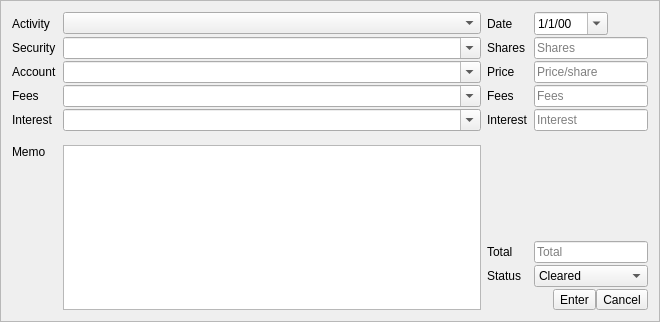
KDE/kmymoney, file kmymoney/views/investtransactioneditor.ui: the form before one commit.
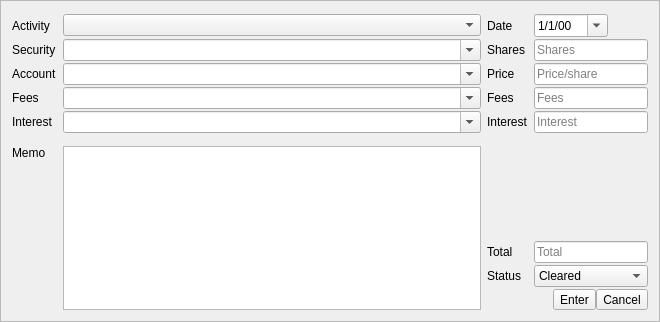
The form after the commit. Custom widgets are drawn as their Qt base class.

Commit message: Provide message widget for investment transaction editor

The edit to the form file:
```diff
--- a/kmymoney/views/investtransactioneditor.ui
+++ b/kmymoney/views/investtransactioneditor.ui
@@ -20,7 +20,7 @@
    <property name="verticalSpacing">
     <number>2</number>
    </property>
-   <item row="2" column="3">
+   <item row="4" column="3">
     <widget class="AmountEdit" name="priceAmountEdit">
      <property name="sizePolicy">
       <sizepolicy hsizetype="Expanding" vsizetype="Fixed">
@@ -36,7 +36,7 @@
      </property>
     </widget>
    </item>
-   <item row="7" column="3">
+   <item row="9" column="3">
     <widget class="AmountEdit" name="totalAmountEdit">
      <property name="sizePolicy">
       <sizepolicy hsizetype="Expanding" vsizetype="Fixed">
@@ -55,14 +55,14 @@
      </property>
     </widget>
    </item>
-   <item row="4" column="2">
+   <item row="6" column="2">
     <widget class="QLabel" name="interestAmountLabel">
      <property name="text">
       <string>Interest</string>
      </property>
     </widget>
    </item>
-   <item row="0" column="3">
+   <item row="2" column="3">
     <layout class="QHBoxLayout" name="horizontalLayout_4">
      <item>
       <widget class="KMyMoneyDateEdit" name="dateEdit">
@@ -89,35 +89,35 @@
      </item>
     </layout>
    </item>
-   <item row="2" column="0">
+   <item row="4" column="0">
     <widget class="QLabel" name="accountLabel">
      <property name="text">
       <string>Account</string>
      </property>
     </widget>
    </item>
-   <item row="1" column="0">
+   <item row="3" column="0">
     <widget class="QLabel" name="securityLabel">
      <property name="text">
       <string>Security</string>
      </property>
     </widget>
    </item>
-   <item row="3" column="2">
+   <item row="5" column="2">
     <widget class="QLabel" name="feesAmountLabel">
      <property name="text">
       <string>Fees</string>
      </property>
     </widget>
    </item>
-   <item row="8" column="2">
+   <item row="10" column="2">
     <widget class="QLabel" name="statusLabel">
      <property name="text">
       <string>Status</string>
      </property>
     </widget>
    </item>
-   <item row="3" column="1">
+   <item row="5" column="1">
     <widget class="KMyMoneyAccountCombo" name="feesCombo">
      <property name="editable">
       <bool>true</bool>
@@ -130,7 +130,7 @@
      </property>
     </widget>
    </item>
-   <item row="8" column="3">
+   <item row="10" column="3">
     <widget class="QComboBox" name="statusCombo">
      <item>
       <property name="text">
@@ -139,14 +139,14 @@
      </item>
     </widget>
    </item>
-   <item row="2" column="2">
+   <item row="4" column="2">
     <widget class="QLabel" name="priceLabel">
      <property name="text">
-      <string>Price</string>
+      <string notr="true">Price</string>
      </property>
     </widget>
    </item>
-   <item row="6" column="0">
+   <item row="8" column="0">
     <widget class="QLabel" name="memoLabel">
      <property name="text">
       <string>Memo</string>
@@ -156,7 +156,7 @@
      </property>
     </widget>
    </item>
-   <item row="4" column="3">
+   <item row="6" column="3">
     <widget class="AmountEdit" name="interestAmountEdit">
      <property name="sizePolicy">
       <sizepolicy hsizetype="Expanding" vsizetype="Fixed">
@@ -172,17 +172,17 @@
      </property>
     </widget>
    </item>
-   <item row="1" column="2">
+   <item row="3" column="2">
     <widget class="QLabel" name="sharesLabel">
      <property name="text">
-      <string>Shares</string>
+      <string notr="true">Shares</string>
      </property>
     </widget>
    </item>
-   <item row="0" column="1">
-    <widget class="QComboBox" name="activityCombo"/>
-   </item>
    <item row="2" column="1">
+    <widget class="QComboBox" name="activityCombo"/>
+   </item>
+   <item row="4" column="1">
     <widget class="KMyMoneyAccountCombo" name="accountCombo">
      <property name="editable">
       <bool>true</bool>
@@ -195,42 +195,42 @@
      </property>
     </widget>
    </item>
-   <item row="3" column="0">
+   <item row="5" column="0">
     <widget class="QLabel" name="feesLabel">
      <property name="text">
       <string>Fees</string>
      </property>
     </widget>
    </item>
-   <item row="7" column="2">
+   <item row="9" column="2">
     <widget class="QLabel" name="totalLabel">
      <property name="text">
       <string>Total</string>
      </property>
     </widget>
    </item>
-   <item row="6" column="1" rowspan="4">
+   <item row="8" column="1" rowspan="4">
     <widget class="QPlainTextEdit" name="memoEdit">
      <property name="tabChangesFocus">
       <bool>true</bool>
      </property>
     </widget>
    </item>
-   <item row="4" column="0">
+   <item row="6" column="0">
     <widget class="QLabel" name="interestLabel">
      <property name="text">
       <string>Interest</string>
      </property>
     </widget>
    </item>
-   <item row="0" column="2">
+   <item row="2" column="2">
     <widget class="QLabel" name="dateLabel">
      <property name="text">
       <string>Date</string>
      </property>
     </widget>
    </item>
-   <item row="1" column="1">
+   <item row="3" column="1">
     <widget class="QComboBox" name="securityCombo">
      <property name="editable">
       <bool>true</bool>
@@ -243,7 +243,7 @@
      </property>
     </widget>
    </item>
-   <item row="4" column="1">
+   <item row="6" column="1">
     <widget class="KMyMoneyAccountCombo" name="interestCombo">
      <property name="editable">
       <bool>true</bool>
@@ -256,7 +256,7 @@
      </property>
     </widget>
    </item>
-   <item row="9" column="2" colspan="2">
+   <item row="11" column="2" colspan="2">
     <layout class="QHBoxLayout" name="horizontalLayout">
      <item>
       <spacer name="horizontalSpacer">
@@ -293,14 +293,14 @@
      </item>
     </layout>
    </item>
-   <item row="0" column="0">
+   <item row="2" column="0">
     <widget class="QLabel" name="activityLabel">
      <property name="text">
       <string>Activity</string>
      </property>
     </widget>
    </item>
-   <item row="3" column="3">
+   <item row="5" column="3">
     <widget class="AmountEdit" name="feesAmountEdit">
      <property name="sizePolicy">
       <sizepolicy hsizetype="Expanding" vsizetype="Fixed">
@@ -316,7 +316,7 @@
      </property>
     </widget>
    </item>
-   <item row="1" column="3">
+   <item row="3" column="3">
     <widget class="AmountEdit" name="sharesAmountEdit">
      <property name="sizePolicy">
       <sizepolicy hsizetype="Expanding" vsizetype="Fixed">
@@ -332,7 +332,7 @@
      </property>
     </widget>
    </item>
-   <item row="5" column="0" colspan="2">
+   <item row="7" column="0" colspan="2">
     <spacer name="verticalSpacer">
      <property name="orientation">
       <enum>Qt::Vertical</enum>
@@ -345,7 +345,7 @@
      </property>
     </spacer>
    </item>
-   <item row="6" column="2" colspan="2">
+   <item row="8" column="2" colspan="2">
     <spacer name="verticalSpacer_2">
      <property name="orientation">
       <enum>Qt::Vertical</enum>
@@ -358,9 +358,17 @@
      </property>
     </spacer>
    </item>
+   <item row="1" column="0" colspan="4">
+    <widget class="KMessageWidget" name="infoMessage"/>
+   </item>
   </layout>
  </widget>
  <customwidgets>
+  <customwidget>
+   <class>KMessageWidget</class>
+   <extends>QFrame</extends>
+   <header>kmessagewidget.h</header>
+  </customwidget>
   <customwidget>
    <class>KMyMoneyAccountCombo</class>
    <extends>QComboBox</extends>
```
